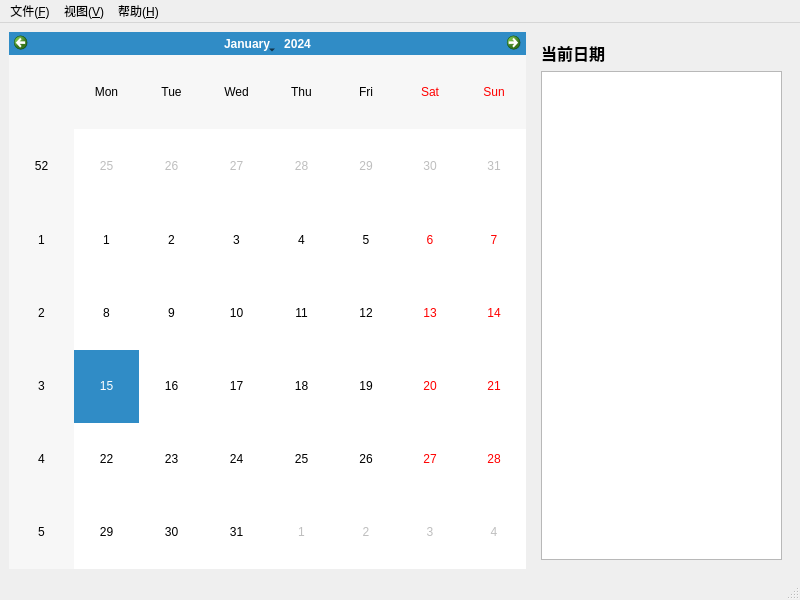
Before: the Qt Designer form mainwindow.ui in Ciky03/QT_finallab2, drawn with Qt 5.
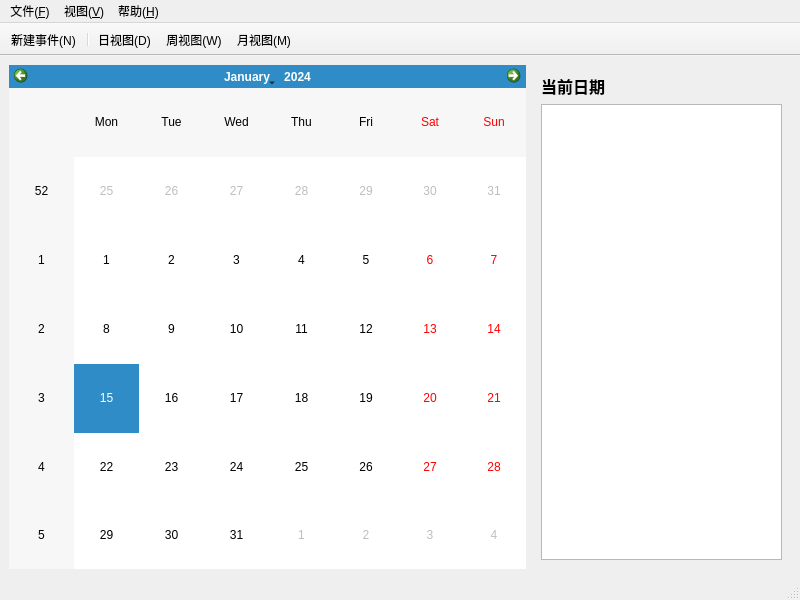
After: the same form once the commit is applied. Icons and pictures are not drawn.

Commit message: 添加工具栏

```diff
--- a/mainwindow.ui
+++ b/mainwindow.ui
@@ -96,6 +96,25 @@
    <addaction name="menu_view"/>
    <addaction name="menu_help"/>
   </widget>
+  <widget class="QToolBar" name="mainToolBar">
+   <property name="windowTitle">
+    <string>工具栏</string>
+   </property>
+   <property name="movable">
+    <bool>false</bool>
+   </property>
+   <attribute name="toolBarArea">
+    <enum>TopToolBarArea</enum>
+   </attribute>
+   <attribute name="toolBarBreak">
+    <bool>false</bool>
+   </attribute>
+   <addaction name="action_new"/>
+   <addaction name="separator"/>
+   <addaction name="action_day_view"/>
+   <addaction name="action_week_view"/>
+   <addaction name="action_month_view"/>
+  </widget>
   <widget class="QStatusBar" name="statusbar"/>
   <action name="action_new">
    <property name="text">
```
Left out of the diff: 12 changed lines with no effect on the pictures. The commit also changes 1 other file.
